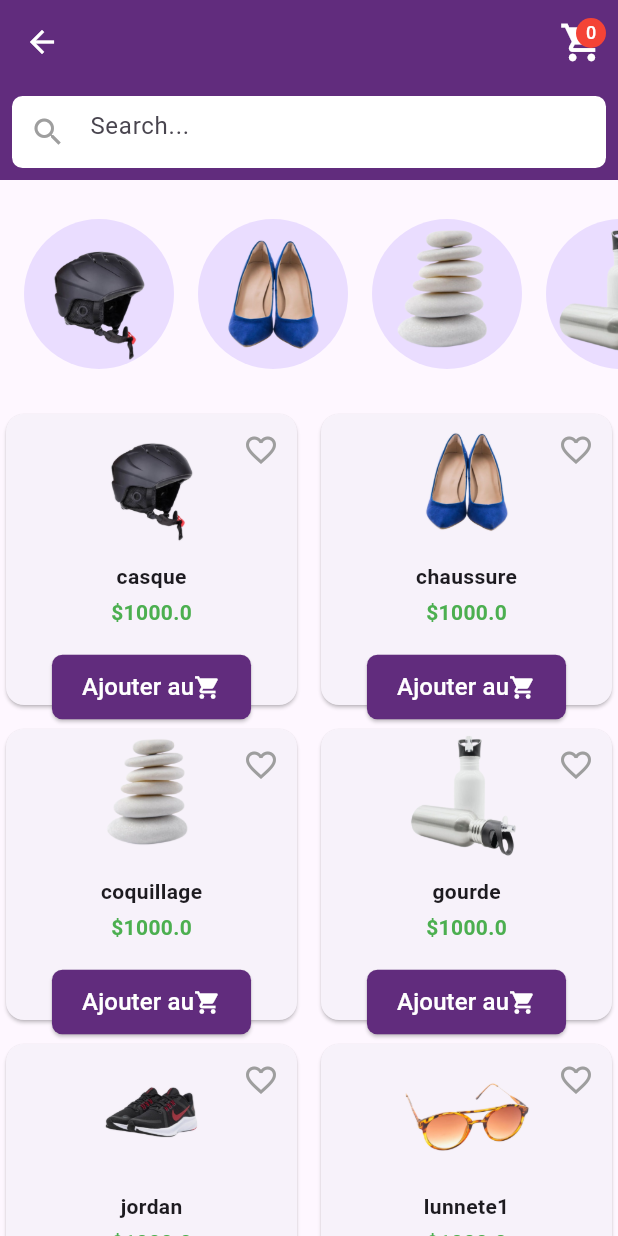
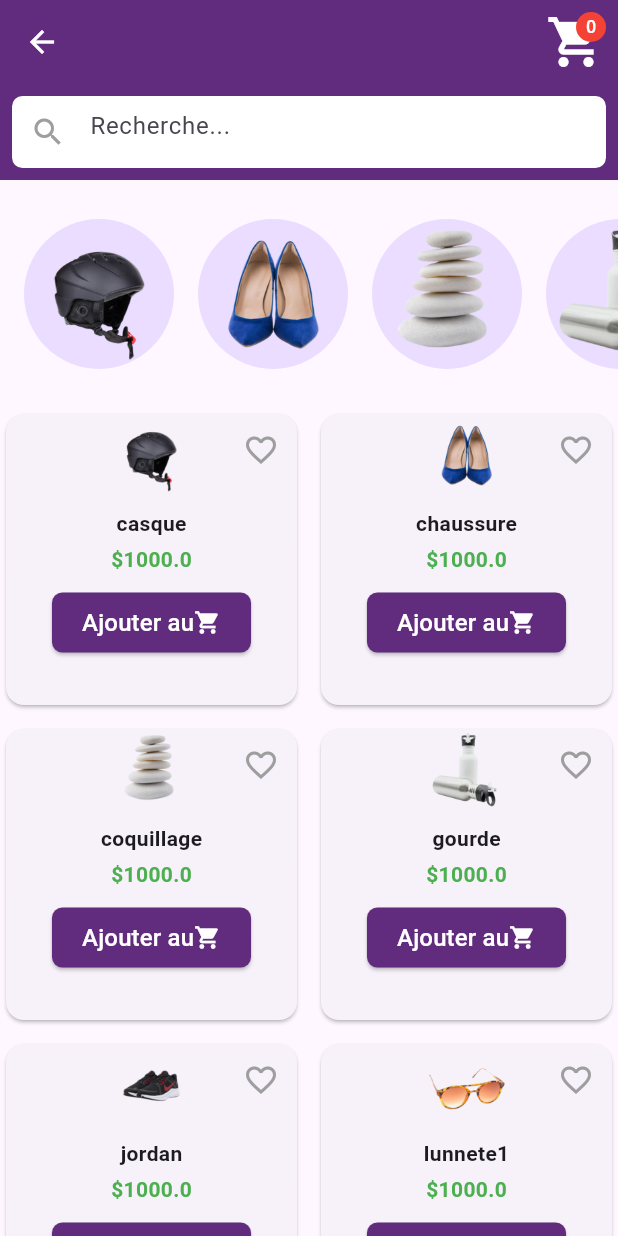
Before and after one commit to Rama49/Niefeko, a Flutter app: the CategoryPage screen opened directly, on a phone screen of 412 x 824 dp. Run offline on Flutter 3.47's test engine with Material 3 defaults, Android fonts, the phone set to English and light mode, and no system bars; our stand-ins replace carousel_slider, cloud_firestore, firebase_auth, firebase_core, fluttertoast; accounts and stored records are empty.

Commit message:
recuperer la branche travail

```diff
--- a/lib/Pages/Category/CategoriePage.dart
+++ b/lib/Pages/Category/CategoriePage.dart
@@ -1,15 +1,27 @@
+// Pages/Category/CategoriePage.dart
+// ignore: duplicate_ignore
+// ignore_for_file: file_names, library_private_types_in_public_api, unused_local_variable, use_build_context_synchronously// ignore_for_file: file_names, library_private_types_in_public_api, unused_local_variable, use_build_context_synchronously
+
 import 'package:flutter/material.dart';
 import 'package:cloud_firestore/cloud_firestore.dart';
+import 'package:niefeko/Pages/CartPanier/CartPanier.dart';
+// ignore: unused_import
+import 'package:niefeko/Pages/Favoris/pagefavoris.dart';
+import 'package:firebase_auth/firebase_auth.dart';
+// ignore: unused_import
 import 'package:niefeko/Components/Recherche/recherche.dart';
+// ignore: duplicate_import
 import 'package:niefeko/Pages/CartPanier/CartPanier.dart';
-import 'package:niefeko/Pages/Favoris/PageFavoris.dart';
+// import 'package:niefeko/Pages/PanierHistorique/PanierPage.dart';
+// import 'package:niefeko/Pages/SettingsPage/SettingsPage.dart';
 
 class Product {
   final String imagePath;
   final String name;
   final double price;
+  int quantity; // Champ pour stocker la quantité du produit
 
-  Product({required this.imagePath, required this.name, required this.price});
+  // Product({required this.imagePath, required this.name, required this.price});
 
   // Convertir le produit en un map pour Firestore
   Map<String, dynamic> toMap() {
@@ -19,8 +31,16 @@ class Product {
       'price': price,
     };
   }
+
+  Product({
+    required this.imagePath,
+    required this.name,
+    required this.price,
+    this.quantity = 1,
+  });
 }
 
+// ignore: use_key_in_widget_constructors
 class CategoryPage extends StatefulWidget {
   @override
   _CategoryPageState createState() => _CategoryPageState();
@@ -69,15 +89,12 @@ class _CategoryPageState extends State<CategoryPage> {
     });
   }
 
-  void addToCart(int index) {
-    // Récupérer les informations nécessaires
+  void addToCart(int index) async {
     String imageUrl = imagePaths[index];
-    String productName =
-        filteredImagePaths[index].split('/').last.split('.').first;
+    String productName = filteredImagePaths[index].split('/').last.split('.').first;
     double price = prices[index];
     DateTime timestamp = DateTime.now(); // Timestamp de la commande
 
-    // TODO: Récupérer l'ID du client, le prénom et le nom du client
     String idClient = ""; // Remplir avec l'ID du client
     String prenom = ""; // Remplir avec le prénom du client
     String nom = ""; // Remplir avec le nom du client
@@ -85,70 +102,169 @@ class _CategoryPageState extends State<CategoryPage> {
     // Calculer le montant total
     double totalAmount = price * 1; // Pour l'exemple, mettons la quantité à 1
 
-    // Créer une instance de la commande
-    Order order = Order(
-      imageUrl: imageUrl,
-      idClient: idClient,
-      prenom: prenom,
-      nom: nom,
-      nomProduit: productName,
-      nbrProduit: 1, // Pour l'exemple, mettons la quantité à 1
-      prix: price,
-      totalAmount: totalAmount,
-      timestamp: timestamp,
-    );
-
-    // Ajouter la commande à Firestore
-    addOrderToFirestore(order);
-
+    // Vérifier si le produit existe déjà dans le panier
+    int existingIndex =
+        cartItems.indexWhere((product) => product.name == productName);
+    if (existingIndex != -1) {
+      // Le produit existe déjà dans le panier, augmentez simplement la quantité
+      setState(() {
+        cartItems[existingIndex].quantity++; // Augmenter la quantité du produit
+        cartItemCount++; // Augmenter le nombre total d'articles dans le panier
+      });
+    } else {
+      // Le produit n'existe pas encore dans le panier, l'ajouter
       setState(() {
         cartItems.add(Product(
           imagePath: imageUrl,
           name: productName,
           price: price,
+          quantity: 1, // Initialiser la quantité à 1
         ));
-      cartItemCount++; // Incrémentez cartItemCount
+        cartItemCount++; // Augmenter le nombre total d'articles dans le panier
       });
+    }
   }
 
   void removeFromCart(int index) {
     setState(() {
       cartItems.removeAt(index);
-      cartItemCount--; // Décrémentez cartItemCount
+      cartItemCount--;
     });
   }
 
-  void navigateToCartPage() {
+  void navigateToCartPage() async {
+    User? user = FirebaseAuth.instance.currentUser;
+    if (user == null) {
+      // Redirection vers la page de connexion si l'utilisateur n'est pas connecté
+      // Vous pouvez implémenter cela selon vos besoins
+      return;
+    }
+
+    String userID = user.uid;
+    String email = user.email!;
+
+    DocumentSnapshot userSnapshot = await FirebaseFirestore.instance
+        .collection('Inscription')
+        .doc(userID)
+        .get();
+
+    String prenom = userSnapshot['prenom'];
+    String nom = userSnapshot['nom'];
+
     Navigator.push(
       context,
       MaterialPageRoute(
         builder: (context) => CartPanier(
           cartItems: cartItems,
           removeFromCart: removeFromCart,
+          idClient: userID,
+          prenom: prenom,
+          nom: nom, // Passer la valeur de nom
+          email: email,
+          validateCart: validateCart,
         ),
       ),
     );
+  }
+
+  void validateCart(
+      BuildContext context, String idClient, String prenom, String nom) async {
+    User? user = FirebaseAuth.instance.currentUser;
+    if (user == null) {
+      // Redirection vers la page de connexion si l'utilisateur n'est pas connecté
+      // Vous pouvez implémenter cela selon vos besoins
+      return;
+    }
+
+    String userID = user.uid;
+
+    DocumentSnapshot userSnapshot = await FirebaseFirestore.instance
+        .collection('Inscription')
+        .doc(userID)
+        .get();
+
+    String prenom = userSnapshot['prenom'];
+    String nom = userSnapshot['nom'];
+    String email = userSnapshot[
+        'email']; // Si l'email est stocké dans la collection "Inscription"
+
+    // ignore: avoid_function_literals_in_foreach_calls
+    cartItems.forEach((product) {
+      String imageUrl = product.imagePath;
+      String productName = product.name;
+      double price = product.price;
+      DateTime timestamp = DateTime.now();
+
+      double totalAmount = price *
+          product
+              .quantity; // Calculer le montant total en multipliant le prix par la quantité
+
+      Order order = Order(
+        imageUrl: imageUrl,
+        idClient: userID,
+        prenom: prenom,
+        nom: nom,
+        email: email,
+        nomProduit: productName,
+        nbrProduit: product.quantity, // Utiliser la quantité du produit
+        prix: price,
+        totalAmount: totalAmount,
+        timestamp: timestamp,
+      );
+
+      addOrderToFirestore(order);
+    });
+
+    setState(() {
+      cartItems.clear();
+      cartItemCount = 0;
+    });
+
+    showDialog(
+      context: context,
+      builder: (context) => AlertDialog(
+        title: const Text('Panier validé'),
+        content: const Text('Votre panier a été validé avec succès.'),
+        actions: [
+          TextButton(
+            onPressed: () => Navigator.pop(context),
+            child: const Text('OK'),
+          ),
+        ],
+      ),
+    );
+  }
+
+  void addOrderToFirestore(Order order) {
+    CollectionReference orders =
+        FirebaseFirestore.instance.collection('Panier');
+
+    orders
+        .add(order.toMap())
+        // ignore: avoid_print
+        .then((value) => print("Commande ajoutée avec l'ID: ${value.id}"))
+        .catchError(
+            // ignore: avoid_print
+            (error) => print("Erreur lors de l'ajout de la commande: $error"));
   }
 
   @override
   Widget build(BuildContext context) {
     return Scaffold(
       appBar: AppBar(
-        backgroundColor: Color(0xFF612C7D),
+        backgroundColor: const Color(0xFF612C7D),
         leading: IconButton(
-          icon: Icon(Icons.arrow_back, color: Colors.white),
+          icon: const Icon(Icons.arrow_back, color: Colors.white),
           onPressed: () {
-    Navigator.push(
-      context,
-      MaterialPageRoute(builder: (context) => search()),
-    );
+            Navigator.pop(context);
           },
         ),
         actions: [
           Stack(
             children: [
               IconButton(
-                icon: Icon(Icons.shopping_cart, color: Colors.white, size: 30),
+                icon: const Icon(Icons.shopping_cart,
+                    color: Colors.white, size: 40),
                 onPressed: navigateToCartPage,
               ),
               Positioned(
@@ -159,7 +275,7 @@ class _CategoryPageState extends State<CategoryPage> {
                   radius: 10,
                   child: Text(
                     cartItemCount.toString(),
-                    style: TextStyle(color: Colors.white, fontSize: 12),
+                    style: const TextStyle(color: Colors.white, fontSize: 12),
                   ),
                 ),
               ),
@@ -171,7 +287,7 @@ class _CategoryPageState extends State<CategoryPage> {
         child: Column(
           children: [
             Container(
-              color: Color(0xFF612C7D),
+              color: const Color(0xFF612C7D),
               padding: const EdgeInsets.all(8.0),
               child: Container(
                 decoration: BoxDecoration(
@@ -180,19 +296,19 @@ class _CategoryPageState extends State<CategoryPage> {
                 ),
                 child: TextField(
                   onChanged: searchProduct,
-                  decoration: InputDecoration(
-                    hintText: 'Search...',
+                  decoration: const InputDecoration(
+                    hintText: 'Recherche...',
                     prefixIcon: Icon(Icons.search, color: Colors.grey),
                     border: InputBorder.none,
                   ),
                 ),
               ),
             ),
-            SizedBox(height: 10),
+            const SizedBox(height: 10),
             SingleChildScrollView(
               scrollDirection: Axis.horizontal,
               child: Container(
-                padding: EdgeInsets.all(8.0),
+                padding: const EdgeInsets.all(8.0),
                 child: Row(
                   children: List.generate(
                     filteredImagePaths.length,
@@ -207,10 +323,10 @@ class _CategoryPageState extends State<CategoryPage> {
                 ),
               ),
             ),
-            SizedBox(height: 10),
+            const SizedBox(height: 10),
             filteredImagePaths.isEmpty
-                ? Padding(
-                    padding: const EdgeInsets.all(8.0),
+                ? const Padding(
+                    padding: EdgeInsets.all(8.0),
                     child: Text(
                       "Produit non trouvé",
                       style: TextStyle(
@@ -222,8 +338,9 @@ class _CategoryPageState extends State<CategoryPage> {
                   )
                 : GridView.builder(
                     shrinkWrap: true,
-                    physics: NeverScrollableScrollPhysics(),
-                    gridDelegate: SliverGridDelegateWithFixedCrossAxisCount(
+                    physics: const NeverScrollableScrollPhysics(),
+                    gridDelegate:
+                        const SliverGridDelegateWithFixedCrossAxisCount(
                       crossAxisCount: 2,
                       crossAxisSpacing: 8,
                       mainAxisSpacing: 8,
@@ -236,37 +353,6 @@ class _CategoryPageState extends State<CategoryPage> {
           ],
         ),
       ),
-      // bottomNavigationBar: BottomAppBar(
-      //   color: Color(0xFF612C7D),
-      //   child: Row(
-      //     mainAxisAlignment: MainAxisAlignment.spaceAround,
-      //     children: [
-      //       IconButton(
-      //         onPressed: () {
-      //           // Ajoutez ici votre logique de navigation pour l'écran d'accueil
-      //         },
-      //         icon: Icon(Icons.home, color: Colors.white),
-      //       ),
-      //       IconButton(
-      //         onPressed: navigateToCartPage,
-      //         icon: Icon(Icons.shopping_cart, color: Colors.white),
-      //       ),
-      //       IconButton(
-      //         onPressed: () {
-      //           // Ajoutez ici votre logique de navigation pour l'écran des favoris
-      //         },
-      //         icon: Icon(Icons.favorite, color: Colors.white),
-      //       ),
-      //       IconButton(
-      //         onPressed: () {
-      //           // Ajoutez ici votre logique de navigation pour l'écran des paramètres
-      //         },
-      //         icon: Icon(Icons.settings, color: Colors.white),
-      //       ),
-      //     ],
-      //   ),
-      // ),
-
     );
   }
 
@@ -274,33 +360,16 @@ class _CategoryPageState extends State<CategoryPage> {
     String imageName =
         filteredImagePaths[index].split('/').last.split('.').first;
     double price = prices[index];
-    return
-    Card(
-  child: GestureDetector(
-    onTap: () {
-
-//  Navigator.push(
-//                    context,
-//                    MaterialPageRoute(
-//                      builder: (context) => detail(),
-//                    ),
-//                  );
-
-
-      // Action à exécuter lorsque la carte est cliquée
-      // Par exemple, vous pouvez naviguer vers une autre page ou afficher des détails sur le produit
-      // Ici, je laisse l'action vide pour le moment
-    },
+    return Card(
       child: Stack(
-      children:
-        [
+        children: [
           Column(
             crossAxisAlignment: CrossAxisAlignment.center,
             children: [
               Image.asset(
                 filteredImagePaths[index],
-                width: 90,
-                height: 90,
+                width: 55,
+                height: 55,
                 fit: BoxFit.cover,
               ),
               Padding(
@@ -309,22 +378,23 @@ class _CategoryPageState extends State<CategoryPage> {
                   children: [
                     Text(
                       imageName,
-                      style: TextStyle(fontWeight: FontWeight.bold),
+                      style: const TextStyle(fontWeight: FontWeight.bold),
                     ),
-                    SizedBox(height: 4),
+                    const SizedBox(height: 4),
                     Text(
                       '\$$price',
-                      style: TextStyle(
+                      style: const TextStyle(
                           fontWeight: FontWeight.bold, color: Colors.green),
                     ),
                   ],
                 ),
               ),
-              SizedBox(height: 8),
+              // const SizedBox(height: 8),
               Center(
                 child: ElevatedButton(
                   onPressed: () => addToCart(index),
-                  child: Row(
+                  // ignore: sort_child_properties_last
+                  child: const Row(
                     mainAxisSize: MainAxisSize.min,
                     children: [
                       Text(
@@ -335,8 +405,10 @@ class _CategoryPageState extends State<CategoryPage> {
                     ],
                   ),
                   style: ElevatedButton.styleFrom(
-                    padding: EdgeInsets.symmetric(horizontal: 20, vertical: 10),
-                    backgroundColor: Color(0xFF612C7D),
+                    padding: const EdgeInsets.symmetric(
+                        horizontal: 20),
+                    // ignore: deprecated_member_use
+                    backgroundColor: const Color(0xFF612C7D),
                     shape: RoundedRectangleBorder(
                       borderRadius: BorderRadius.circular(7),
                     ),
@@ -346,7 +418,7 @@ class _CategoryPageState extends State<CategoryPage> {
             ],
           ),
           Align(
-            alignment: Alignment(1, -1),
+            alignment: const Alignment(1, -1),
             child: IconButton(
               icon: Icon(
                 isFavoritedList[index] ? Icons.favorite : Icons.favorite_border,
@@ -378,11 +450,8 @@ class _CategoryPageState extends State<CategoryPage> {
             ),
           ),
         ],
-
-    ),
       ),
     );
-
   }
 
   // Méthode pour ajouter un produit aux favoris dans Firestore
@@ -392,25 +461,11 @@ class _CategoryPageState extends State<CategoryPage> {
         FirebaseFirestore.instance.collection('favoris');
 
     // Ajouter le produit aux favoris dans Firestore
-    favorites
-        .add(favoriteProduct.toMap())
-        .then((value) =>
-            print("Produit ajouté aux favoris avec l'ID: ${value.id}"))
-        .catchError(
+    favorites.add(favoriteProduct.toMap()).then((value) =>
+        // ignore: avoid_print
+        print("Produit ajouté aux favoris avec l'ID: ${value.id}")).catchError(
+        // ignore: avoid_print
         (error) => print("Erreur lors de l'ajout aux favoris: $error"));
-  }
-
-  void addOrderToFirestore(Order order) {
-    // Référence à la collection "orders" dans Firestore
-    CollectionReference orders =
-        FirebaseFirestore.instance.collection('Panier');
-
-    // Ajouter la commande à Firestore
-    orders
-        .add(order.toMap())
-        .then((value) => print("Commande ajoutée avec l'ID: ${value.id}"))
-        .catchError(
-            (error) => print("Erreur lors de l'ajout de la commande: $error"));
   }
 }
 
@@ -419,6 +474,7 @@ class Order {
   final String idClient;
   final String prenom;
   final String nom;
+  final String email;
   final String nomProduit;
   final int nbrProduit;
   final double prix;
@@ -430,6 +486,7 @@ class Order {
     required this.idClient,
     required this.prenom,
     required this.nom,
+    required this.email,
     required this.nomProduit,
     required this.nbrProduit,
     required this.prix,
@@ -437,13 +494,13 @@ class Order {
     required this.timestamp,
   });
 
-  // Convertir la commande en un map pour Firestore
   Map<String, dynamic> toMap() {
     return {
       'imageUrl': imageUrl,
       'idClient': idClient,
       'prenom': prenom,
       'nom': nom,
+      'email': email,
       'nomProduit': nomProduit,
       'nbrProduit': nbrProduit,
       'prix': prix,
```
Lines whose indentation alone changed are shown as unchanged.
